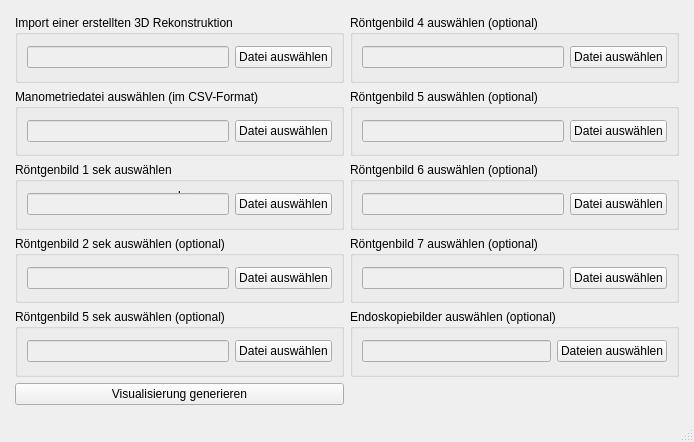
Old version of the form 3drekonstruktionspeiseroehre/ui-files/file_selection_window_design.ui in the repository ds-lab/EsophagusVisualization.
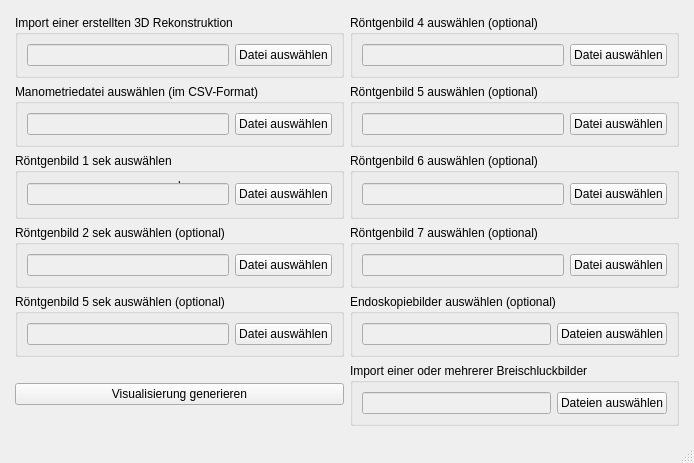
New version of the form.

Commit message: Ein Eingabefeld für mehrere Breischluckbilder hinzugefügt

```diff
--- a/3drekonstruktionspeiseroehre/ui-files/file_selection_window_design.ui
+++ b/3drekonstruktionspeiseroehre/ui-files/file_selection_window_design.ui
@@ -323,6 +323,33 @@
         </property>
        </widget>
       </item>
+     <item row="6" column="1">
+       <widget class="QGroupBox" name="groupBox_4">
+        <property name="title">
+         <string>Import einer oder mehrerer Breischluckbilder</string>
+        </property>
+        <layout class="QHBoxLayout" name="horizontalLayout_4">
+         <item>
+          <layout class="QHBoxLayout" name="horizontalLayout_6">
+           <item>
+            <widget class="QLineEdit" name="xray_textfield_all">
+             <property name="enabled">
+              <bool>false</bool>
+             </property>
+            </widget>
+           </item>
+           <item>
+            <widget class="QPushButton" name="xray_button_all">
+             <property name="text">
+              <string>Dateien auswählen</string>
+             </property>
+            </widget>
+           </item>
+          </layout>
+         </item>
+        </layout>
+       </widget>
+      </item>
 
      </layout>
     </item>
```
The commit also changes 2 other files.
